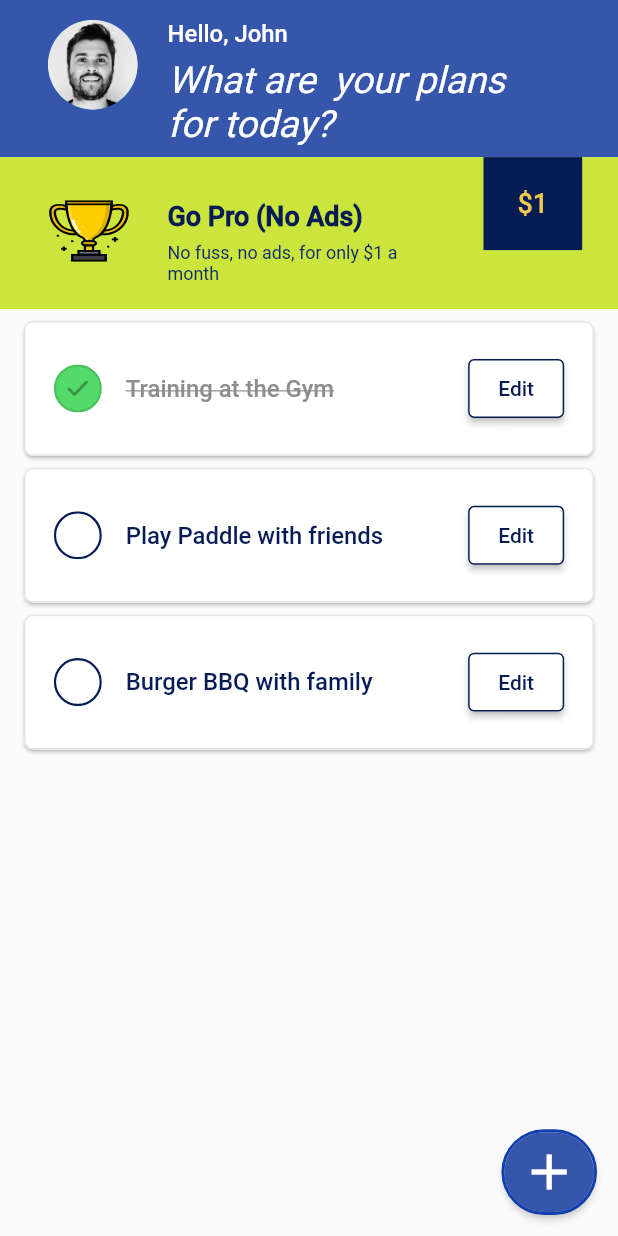
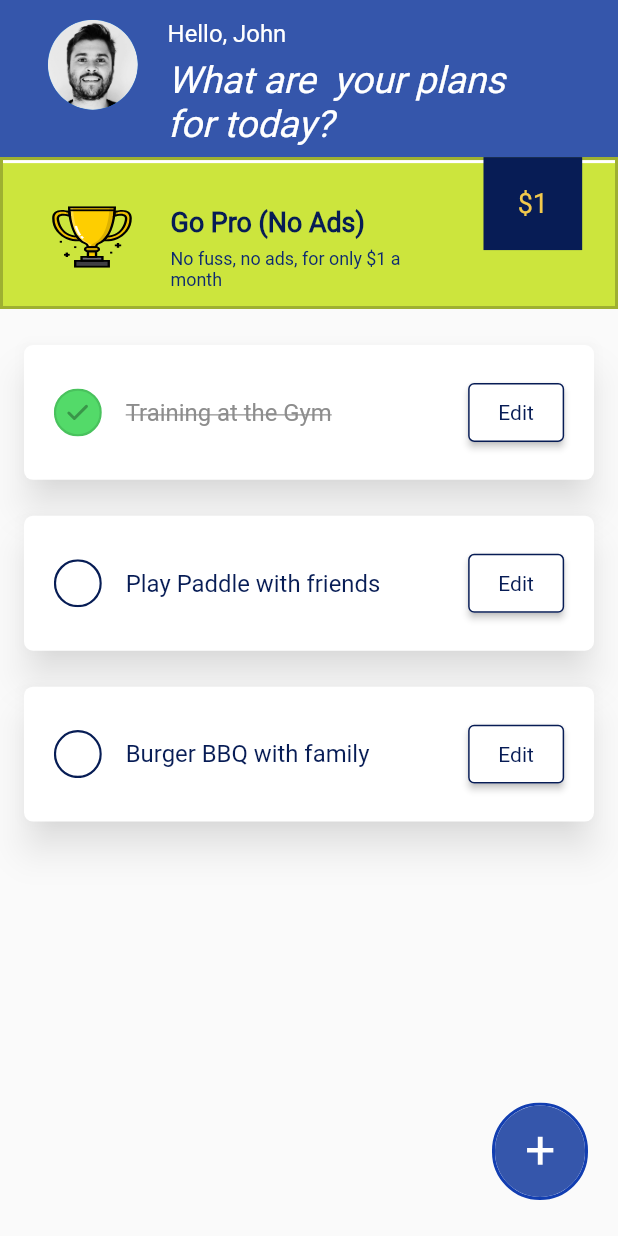
Before and after one commit to abdullah-19-8/FLutter_todo_list, a Flutter app: the screen it shows after launch, on a phone screen of 412 x 824 dp. Run offline on Flutter 3.47's test engine with Material 2 defaults, Android fonts, the phone set to English and light mode, and no system bars; our stand-ins replace flutter_svg, fluttertoast.

Commit message:
some details added

```diff
--- a/lib/views/home/home_screen.dart
+++ b/lib/views/home/home_screen.dart
@@ -1,4 +1,5 @@
 import 'package:flutter/material.dart';
+import 'package:flutter_svg/svg.dart';
 import 'package:short_point/utils/constant.dart';
 import 'package:short_point/views/home/widgets/home_profile_header.dart';
 import 'package:short_point/views/home/widgets/subscription_section.dart';
@@ -27,6 +28,7 @@ class HomePage extends StatelessWidget {
         ),
       ),
       floatingActionButton: InkWell(
+        overlayColor: MaterialStateProperty.all(Colors.transparent),
         onTap: () {
           Navigator.push(
             context,
@@ -37,33 +39,7 @@ class HomePage extends StatelessWidget {
             ),
           );
         },
-        child: Container(
-          width: 60 / screenWidth * size.width,
-          height: 61 / screenHeight * size.height,
-          decoration: ShapeDecoration(
-            color: const Color(0xFF3556AB),
-            shape: RoundedRectangleBorder(
-              side: const BorderSide(
-                width: 2,
-                strokeAlign: BorderSide.strokeAlignOutside,
-                color: Color(0xFF113EB1),
-              ),
-              borderRadius: BorderRadius.circular(100),
-            ),
-            shadows: const [
-              BoxShadow(
-                color: Color(0x3F000000),
-                blurRadius: 4,
-                offset: Offset(0, 4),
-              ),
-            ],
-          ),
-          child: const Icon(
-            Icons.add,
-            color: Colors.white,
-            size: 40,
-          ),
-        ),
+        child: SvgPicture.asset('assets/icons/fab.svg'),
       ),
     );
   }
--- a/lib/views/home/widgets/subscription_section.dart
+++ b/lib/views/home/widgets/subscription_section.dart
@@ -1,4 +1,3 @@
-
 import 'package:flutter/material.dart';
 import 'package:short_point/utils/constant.dart';
 import 'package:short_point/views/home/widgets/pro_section.dart';
@@ -13,16 +12,36 @@ class SubscriptionSection extends StatelessWidget {
 
   @override
   Widget build(BuildContext context) {
-    return Container(
+    return Stack(
+      children: [
+        Container(
           width: double.infinity,
           height: 116 / screenHeight * size.height,
-      color: const Color(0xFFCCE53D),
+          decoration: const ShapeDecoration(
+            color: Color(0xFFCCE53D),
+            shape: RoundedRectangleBorder(
+              side: BorderSide(width: 2, color: Color(0xFF9EB031)),
+            ),
+          ),
+          child: Container(
+            decoration: const BoxDecoration(
+              border: Border(
+                top: BorderSide(width: 2, color: Colors.white),
+              ),
+            ),
             child: Row(
               crossAxisAlignment: CrossAxisAlignment.start,
               children: [
                 ProSection(size: size),
                 const Spacer(),
-          Container(
+              ],
+            ),
+          ),
+        ),
+        Positioned(
+          top: 0,
+          right: 0,
+          child: Container(
             width: 66.11 / screenWidth * size.width,
             height: 71 / screenHeight * size.height,
             margin: EdgeInsets.only(
@@ -43,8 +62,8 @@ class SubscriptionSection extends StatelessWidget {
               ),
             ),
           ),
+        ),
       ],
-      ),
     );
   }
 }
--- a/lib/views/home/widgets/task_card.dart
+++ b/lib/views/home/widgets/task_card.dart
@@ -20,15 +20,13 @@ class TaskCard extends StatelessWidget {
   @override
   Widget build(BuildContext context) {
     return Card(
+      shadowColor: Colors.black.withOpacity(0.5),
+      elevation: 10,
       shape: RoundedRectangleBorder(
-        side: const BorderSide(
-          width: 1,
-          color: Color(0xFFE6E6E6),
-        ),
         borderRadius: BorderRadius.circular(6),
       ),
       margin: EdgeInsets.only(
-        top: 8,
+        top: 24,
         bottom: provider.tasks.length - 1 == index ? 100 : 0,
       ),
       child: Padding(
--- a/lib/views/task/task_screen.dart
+++ b/lib/views/task/task_screen.dart
@@ -34,6 +34,7 @@ class _TaskScreenState extends State<TaskScreen> {
       return Scaffold(
         appBar: AppBar(
           backgroundColor: primaryColor,
+          centerTitle: true,
           title: Text(
             widget.task != null ? 'Edit Task' : 'Add New Task',
             style: const TextStyle(
@@ -73,14 +74,18 @@ class _TaskScreenState extends State<TaskScreen> {
               ),
               TextField(
                 controller: _taskController,
+                style: const TextStyle(
+                  color: Color(0xFF0C2971),
+                  fontSize: 18,
+                ),
                 decoration: InputDecoration(
                   focusColor: primaryColor,
+                  fillColor: primaryColor,
                   border: OutlineInputBorder(
                     borderRadius: BorderRadius.circular(10),
                   ),
                 ),
               ),
-              const Spacer(),
             ],
           ),
         ),
--- a/pubspec.yaml
+++ b/pubspec.yaml
@@ -29,12 +29,11 @@ flutter:
   assets:
     - assets/images/
     - assets/icons/
-    - assets/fonts/
   fonts:
     - family: Roboto
       fonts:
         - asset: assets/fonts/Roboto-Regular.ttf
-        - asset: assets/fonts/Roboto-Medium.ttf
+          weight: 400
   #   - family: Trajan Pro
   #     fonts:
   #       - asset: fonts/TrajanPro.ttf
```
Also changed, not shown: assets/icons/fab.svg (added). Lines whose indentation alone changed are shown as unchanged.
